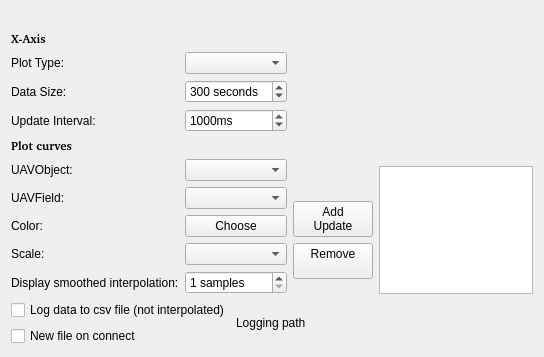
Qt form ground/openpilotgcs/src/plugins/scope/scopegadgetoptionspage.ui (openpilot/OpenPilot) before a commit.
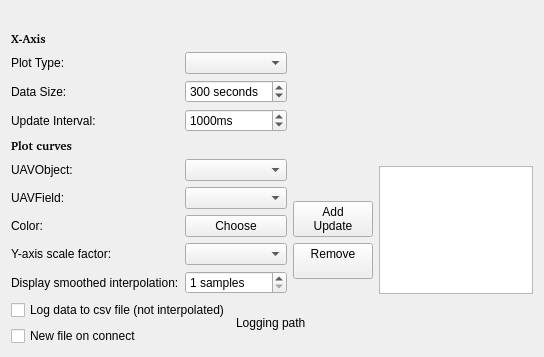
The same form after that commit. Custom widgets are drawn as their Qt base class.

Commit message: Reworked scale plot entry to have a more descriptive name and function.

What changed in the file:
```diff
--- a/ground/openpilotgcs/src/plugins/scope/scopegadgetoptionspage.ui
+++ b/ground/openpilotgcs/src/plugins/scope/scopegadgetoptionspage.ui
@@ -202,7 +202,7 @@
        <item row="8" column="0">
         <widget class="QLabel" name="label_6">
          <property name="text">
-          <string>Scale:</string>
+          <string>Y-axis scale factor:</string>
          </property>
         </widget>
        </item>
```
The commit also changes 1 other file.
